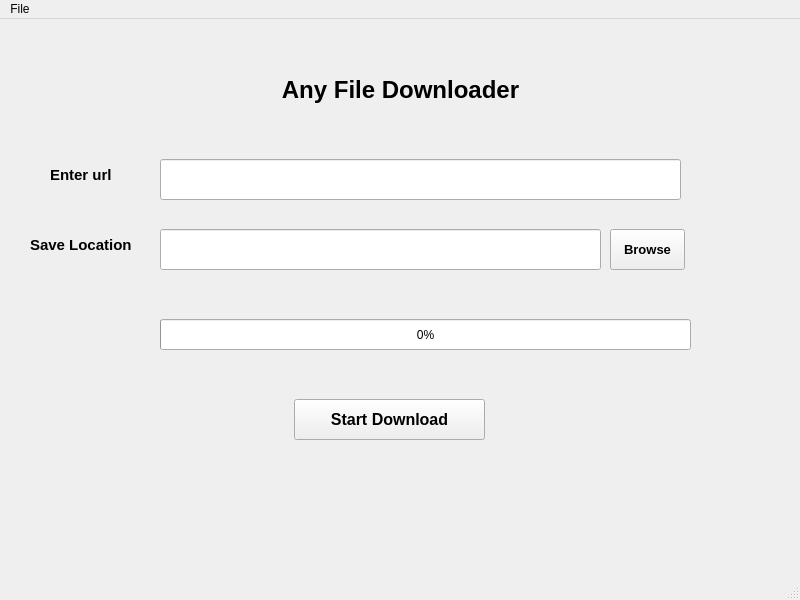
Qt form main.ui (MohamedZidane11/file-downloader---video-downloader) before a commit.
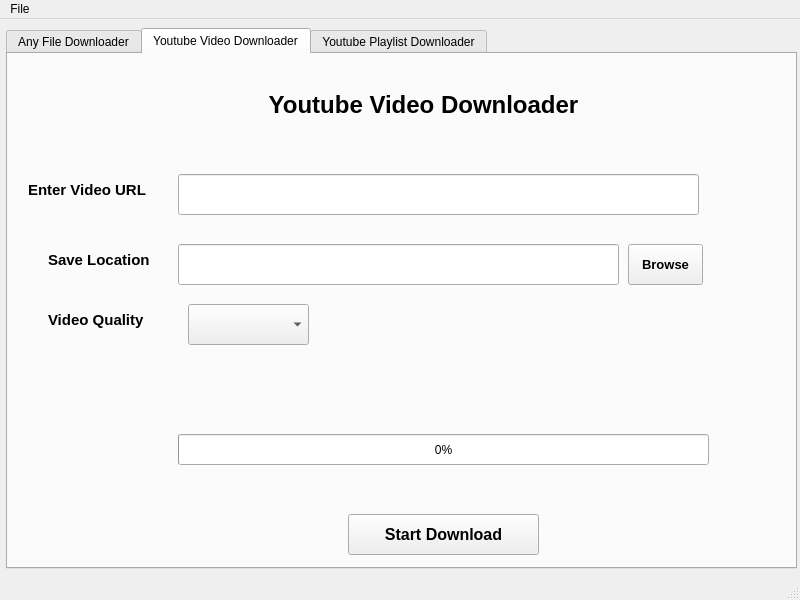
The same form after that commit. The open tabs and pages were chosen to show the change. Icons and pictures are not drawn.

Commit message: modifying Gui, adding youtube video download tab, youtube playlist download tab

Diff of the .ui file:
```diff
--- a/main.ui
+++ b/main.ui
@@ -1295,141 +1295,501 @@
 }</string>
   </property>
   <widget class="QWidget" name="centralwidget">
-   <widget class="QLineEdit" name="lineEdit_2">
+   <widget class="QTabWidget" name="tabWidget">
     <property name="geometry">
      <rect>
-      <x>160</x>
-      <y>210</y>
-      <width>441</width>
-      <height>41</height>
+      <x>6</x>
+      <y>9</y>
+      <width>791</width>
+      <height>541</height>
      </rect>
     </property>
-   </widget>
-   <widget class="QLabel" name="label">
-    <property name="geometry">
-     <rect>
-      <x>50</x>
-      <y>140</y>
-      <width>81</width>
-      <height>31</height>
-     </rect>
-    </property>
-    <property name="font">
-     <font>
-      <pointsize>11</pointsize>
-      <weight>75</weight>
-      <bold>true</bold>
-     </font>
-    </property>
-    <property name="text">
-     <string>Enter url</string>
-    </property>
-   </widget>
-   <widget class="QLabel" name="label_2">
-    <property name="geometry">
-     <rect>
-      <x>30</x>
-      <y>210</y>
-      <width>121</width>
-      <height>31</height>
-     </rect>
-    </property>
-    <property name="font">
-     <font>
-      <pointsize>11</pointsize>
-      <weight>75</weight>
-      <bold>true</bold>
-     </font>
-    </property>
-    <property name="text">
-     <string>Save Location</string>
-    </property>
-   </widget>
-   <widget class="QLineEdit" name="lineEdit_1">
-    <property name="geometry">
-     <rect>
-      <x>160</x>
-      <y>140</y>
-      <width>521</width>
-      <height>41</height>
-     </rect>
-    </property>
-   </widget>
-   <widget class="QProgressBar" name="progressBar">
-    <property name="geometry">
-     <rect>
-      <x>160</x>
-      <y>300</y>
-      <width>531</width>
-      <height>31</height>
-     </rect>
-    </property>
-    <property name="value">
+    <property name="currentIndex">
      <number>0</number>
     </property>
-   </widget>
-   <widget class="QPushButton" name="pushButton">
-    <property name="geometry">
-     <rect>
-      <x>294</x>
-      <y>380</y>
-      <width>191</width>
-      <height>41</height>
-     </rect>
-    </property>
-    <property name="font">
-     <font>
-      <pointsize>12</pointsize>
-      <weight>75</weight>
-      <bold>true</bold>
-     </font>
-    </property>
-    <property name="text">
-     <string>Start Download</string>
-    </property>
-   </widget>
-   <widget class="QPushButton" name="pushButton_2">
-    <property name="geometry">
-     <rect>
-      <x>610</x>
-      <y>210</y>
-      <width>75</width>
-      <height>41</height>
-     </rect>
-    </property>
-    <property name="font">
-     <font>
-      <pointsize>10</pointsize>
-      <weight>75</weight>
-      <bold>true</bold>
-     </font>
-    </property>
-    <property name="text">
-     <string>Browse</string>
-    </property>
-   </widget>
-   <widget class="QLabel" name="label_3">
-    <property name="geometry">
-     <rect>
-      <x>270</x>
-      <y>40</y>
-      <width>261</width>
-      <height>61</height>
-     </rect>
-    </property>
-    <property name="font">
-     <font>
-      <pointsize>18</pointsize>
-      <weight>75</weight>
-      <bold>true</bold>
-     </font>
-    </property>
-    <property name="text">
-     <string>Any File Downloader</string>
-    </property>
-    <property name="alignment">
-     <set>Qt::AlignCenter</set>
-    </property>
+    <widget class="QWidget" name="tab_3">
+     <attribute name="title">
+      <string>Any File Downloader</string>
+     </attribute>
+     <widget class="QLineEdit" name="lineEdit_2">
+      <property name="geometry">
+       <rect>
+        <x>170</x>
+        <y>190</y>
+        <width>441</width>
+        <height>41</height>
+       </rect>
+      </property>
+     </widget>
+     <widget class="QLabel" name="label">
+      <property name="geometry">
+       <rect>
+        <x>30</x>
+        <y>120</y>
+        <width>121</width>
+        <height>31</height>
+       </rect>
+      </property>
+      <property name="font">
+       <font>
+        <pointsize>11</pointsize>
+        <weight>75</weight>
+        <bold>true</bold>
+       </font>
+      </property>
+      <property name="text">
+       <string>Enter File URL</string>
+      </property>
+     </widget>
+     <widget class="QLabel" name="label_3">
+      <property name="geometry">
+       <rect>
+        <x>280</x>
+        <y>20</y>
+        <width>261</width>
+        <height>61</height>
+       </rect>
+      </property>
+      <property name="font">
+       <font>
+        <pointsize>18</pointsize>
+        <weight>75</weight>
+        <bold>true</bold>
+       </font>
+      </property>
+      <property name="text">
+       <string>Any File Downloader</string>
+      </property>
+      <property name="alignment">
+       <set>Qt::AlignCenter</set>
+      </property>
+     </widget>
+     <widget class="QPushButton" name="pushButton">
+      <property name="geometry">
+       <rect>
+        <x>340</x>
+        <y>360</y>
+        <width>191</width>
+        <height>41</height>
+       </rect>
+      </property>
+      <property name="font">
+       <font>
+        <pointsize>12</pointsize>
+        <weight>75</weight>
+        <bold>true</bold>
+       </font>
+      </property>
+      <property name="text">
+       <string>Start Download</string>
+      </property>
+     </widget>
+     <widget class="QPushButton" name="pushButton_2">
+      <property name="geometry">
+       <rect>
+        <x>620</x>
+        <y>190</y>
+        <width>75</width>
+        <height>41</height>
+       </rect>
+      </property>
+      <property name="font">
+       <font>
+        <pointsize>10</pointsize>
+        <weight>75</weight>
+        <bold>true</bold>
+       </font>
+      </property>
+      <property name="text">
+       <string>Browse</string>
+      </property>
+     </widget>
+     <widget class="QLineEdit" name="lineEdit_1">
+      <property name="geometry">
+       <rect>
+        <x>170</x>
+        <y>120</y>
+        <width>521</width>
+        <height>41</height>
+       </rect>
+      </property>
+     </widget>
+     <widget class="QLabel" name="label_2">
+      <property name="geometry">
+       <rect>
+        <x>40</x>
+        <y>190</y>
+        <width>121</width>
+        <height>31</height>
+       </rect>
+      </property>
+      <property name="font">
+       <font>
+        <pointsize>11</pointsize>
+        <weight>75</weight>
+        <bold>true</bold>
+       </font>
+      </property>
+      <property name="text">
+       <string>Save Location</string>
+      </property>
+     </widget>
+     <widget class="QProgressBar" name="progressBar">
+      <property name="geometry">
+       <rect>
+        <x>170</x>
+        <y>280</y>
+        <width>531</width>
+        <height>31</height>
+       </rect>
+      </property>
+      <property name="value">
+       <number>0</number>
+      </property>
+     </widget>
+    </widget>
+    <widget class="QWidget" name="tab_4">
+     <attribute name="title">
+      <string>Youtube Video Downloader</string>
+     </attribute>
+     <widget class="QLineEdit" name="lineEdit_3">
+      <property name="geometry">
+       <rect>
+        <x>170</x>
+        <y>190</y>
+        <width>441</width>
+        <height>41</height>
+       </rect>
+      </property>
+     </widget>
+     <widget class="QLabel" name="label_4">
+      <property name="geometry">
+       <rect>
+        <x>20</x>
+        <y>120</y>
+        <width>131</width>
+        <height>31</height>
+       </rect>
+      </property>
+      <property name="font">
+       <font>
+        <pointsize>11</pointsize>
+        <weight>75</weight>
+        <bold>true</bold>
+       </font>
+      </property>
+      <property name="text">
+       <string>Enter Video URL</string>
+      </property>
+     </widget>
+     <widget class="QLabel" name="label_5">
+      <property name="geometry">
+       <rect>
+        <x>240</x>
+        <y>20</y>
+        <width>351</width>
+        <height>61</height>
+       </rect>
+      </property>
+      <property name="font">
+       <font>
+        <pointsize>18</pointsize>
+        <weight>75</weight>
+        <bold>true</bold>
+       </font>
+      </property>
+      <property name="text">
+       <string>Youtube Video Downloader</string>
+      </property>
+      <property name="alignment">
+       <set>Qt::AlignCenter</set>
+      </property>
+     </widget>
+     <widget class="QPushButton" name="pushButton_3">
+      <property name="geometry">
+       <rect>
+        <x>340</x>
+        <y>460</y>
+        <width>191</width>
+        <height>41</height>
+       </rect>
+      </property>
+      <property name="font">
+       <font>
+        <pointsize>12</pointsize>
+        <weight>75</weight>
+        <bold>true</bold>
+       </font>
+      </property>
+      <property name="text">
+       <string>Start Download</string>
+      </property>
+     </widget>
+     <widget class="QPushButton" name="pushButton_4">
+      <property name="geometry">
+       <rect>
+        <x>620</x>
+        <y>190</y>
+        <width>75</width>
+        <height>41</height>
+       </rect>
+      </property>
+      <property name="font">
+       <font>
+        <pointsize>10</pointsize>
+        <weight>75</weight>
+        <bold>true</bold>
+       </font>
+      </property>
+      <property name="text">
+       <string>Browse</string>
+      </property>
+     </widget>
+     <widget class="QLineEdit" name="lineEdit_4">
+      <property name="geometry">
+       <rect>
+        <x>170</x>
+        <y>120</y>
+        <width>521</width>
+        <height>41</height>
+       </rect>
+      </property>
+     </widget>
+     <widget class="QLabel" name="label_6">
+      <property name="geometry">
+       <rect>
+        <x>40</x>
+        <y>190</y>
+        <width>121</width>
+        <height>31</height>
+       </rect>
+      </property>
+      <property name="font">
+       <font>
+        <pointsize>11</pointsize>
+        <weight>75</weight>
+        <bold>true</bold>
+       </font>
+      </property>
+      <property name="text">
+       <string>Save Location</string>
+      </property>
+     </widget>
+     <widget class="QProgressBar" name="progressBar_2">
+      <property name="geometry">
+       <rect>
+        <x>170</x>
+        <y>380</y>
+        <width>531</width>
+        <height>31</height>
+       </rect>
+      </property>
+      <property name="value">
+       <number>0</number>
+      </property>
+     </widget>
+     <widget class="QLabel" name="label_7">
+      <property name="geometry">
+       <rect>
+        <x>40</x>
+        <y>250</y>
+        <width>121</width>
+        <height>31</height>
+       </rect>
+      </property>
+      <property name="font">
+       <font>
+        <pointsize>11</pointsize>
+        <weight>75</weight>
+        <bold>true</bold>
+       </font>
+      </property>
+      <property name="text">
+       <string>Video Quality</string>
+      </property>
+     </widget>
+     <widget class="QComboBox" name="comboBox">
+      <property name="geometry">
+       <rect>
+        <x>180</x>
+        <y>250</y>
+        <width>121</width>
+        <height>41</height>
+       </rect>
+      </property>
+     </widget>
+    </widget>
+    <widget class="QWidget" name="">
+     <attribute name="title">
+      <string>Youtube Playlist Downloader</string>
+     </attribute>
+     <widget class="QLabel" name="label_8">
+      <property name="geometry">
+       <rect>
+        <x>240</x>
+        <y>20</y>
+        <width>351</width>
+        <height>61</height>
+       </rect>
+      </property>
+      <property name="font">
+       <font>
+        <pointsize>18</pointsize>
+        <weight>75</weight>
+        <bold>true</bold>
+       </font>
+      </property>
+      <property name="text">
+       <string>Youtube Playlist Downloader</string>
+      </property>
+      <property name="alignment">
+       <set>Qt::AlignCenter</set>
+      </property>
+     </widget>
+     <widget class="QLineEdit" name="lineEdit_5">
+      <property name="geometry">
+       <rect>
+        <x>170</x>
+        <y>120</y>
+        <width>521</width>
+        <height>41</height>
+       </rect>
+      </property>
+     </widget>
+     <widget class="QPushButton" name="pushButton_5">
+      <property name="geometry">
+       <rect>
+        <x>340</x>
+        <y>460</y>
+        <width>191</width>
+        <height>41</height>
+       </rect>
+      </property>
+      <property name="font">
+       <font>
+        <pointsize>12</pointsize>
+        <weight>75</weight>
+        <bold>true</bold>
+       </font>
+      </property>
+      <property name="text">
+       <string>Start Download</string>
+      </property>
+     </widget>
+     <widget class="QProgressBar" name="progressBar_3">
+      <property name="geometry">
+       <rect>
+        <x>170</x>
+        <y>380</y>
+        <width>531</width>
+        <height>31</height>
+       </rect>
+      </property>
+      <property name="value">
+       <number>0</number>
+      </property>
+     </widget>
+     <widget class="QPushButton" name="pushButton_6">
+      <property name="geometry">
+       <rect>
+        <x>620</x>
+        <y>190</y>
+        <width>75</width>
+        <height>41</height>
+       </rect>
+      </property>
+      <property name="font">
+       <font>
+        <pointsize>10</pointsize>
+        <weight>75</weight>
+        <bold>true</bold>
+       </font>
+      </property>
+      <property name="text">
+       <string>Browse</string>
+      </property>
+     </widget>
+     <widget class="QLabel" name="label_9">
+      <property name="geometry">
+       <rect>
+        <x>40</x>
+        <y>250</y>
+        <width>121</width>
+        <height>31</height>
+       </rect>
+      </property>
+      <property name="font">
+       <font>
+        <pointsize>11</pointsize>
+        <weight>75</weight>
+        <bold>true</bold>
+       </font>
+      </property>
+      <property name="text">
+       <string>Playlist Quality</string>
+      </property>
+     </widget>
+     <widget class="QComboBox" name="comboBox_2">
+      <property name="geometry">
+       <rect>
+        <x>180</x>
+        <y>250</y>
+        <width>121</width>
+        <height>41</height>
+       </rect>
+      </property>
+     </widget>
+     <widget class="QLabel" name="label_10">
+      <property name="geometry">
+       <rect>
+        <x>40</x>
+        <y>190</y>
+        <width>121</width>
+        <height>31</height>
+       </rect>
+      </property>
+      <property name="font">
+       <font>
+        <pointsize>11</pointsize>
+        <weight>75</weight>
+        <bold>true</bold>
+       </font>
+      </property>
+      <property name="text">
+       <string>Save Location</string>
+      </property>
+     </widget>
+     <widget class="QLineEdit" name="lineEdit_6">
+      <property name="geometry">
+       <rect>
+        <x>170</x>
+        <y>190</y>
+        <width>441</width>
+        <height>41</height>
+       </rect>
+      </property>
+     </widget>
+     <widget class="QLabel" name="label_11">
+      <property name="geometry">
+       <rect>
+        <x>20</x>
+        <y>120</y>
+        <width>131</width>
+        <height>31</height>
+       </rect>
+      </property>
+      <property name="font">
+       <font>
+        <pointsize>11</pointsize>
+        <weight>75</weight>
+        <bold>true</bold>
+       </font>
+      </property>
+      <property name="text">
+       <string>Enter Playlist URL</string>
+      </property>
+     </widget>
+    </widget>
    </widget>
   </widget>
   <widget class="QMenuBar" name="menubar">
```
